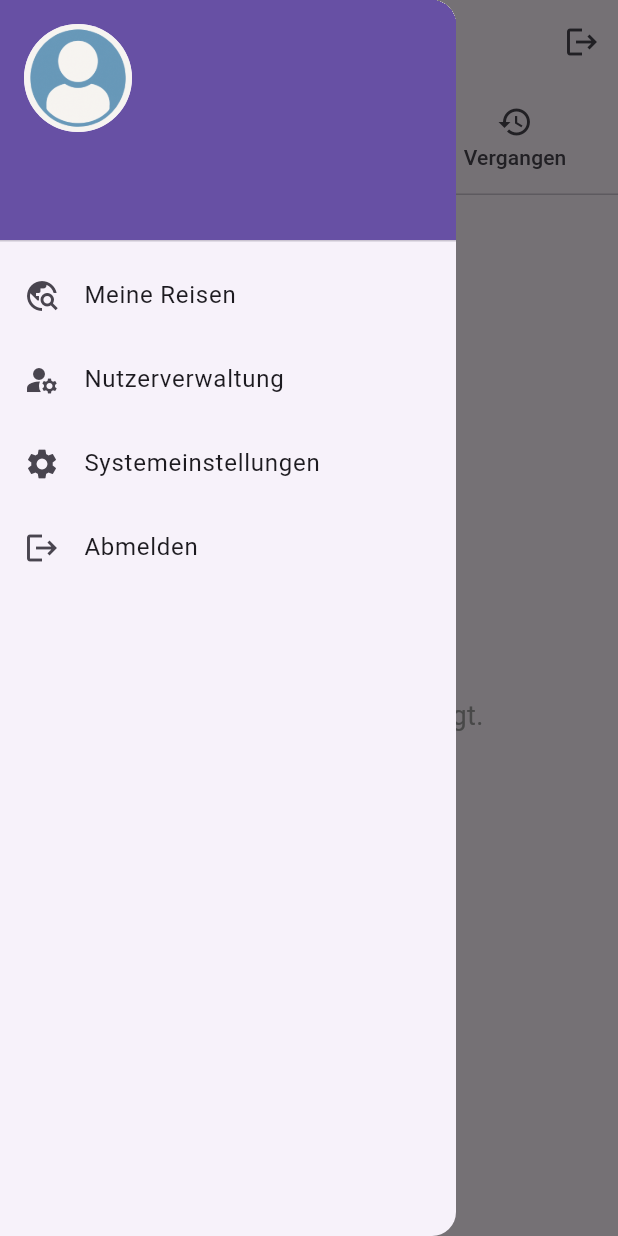
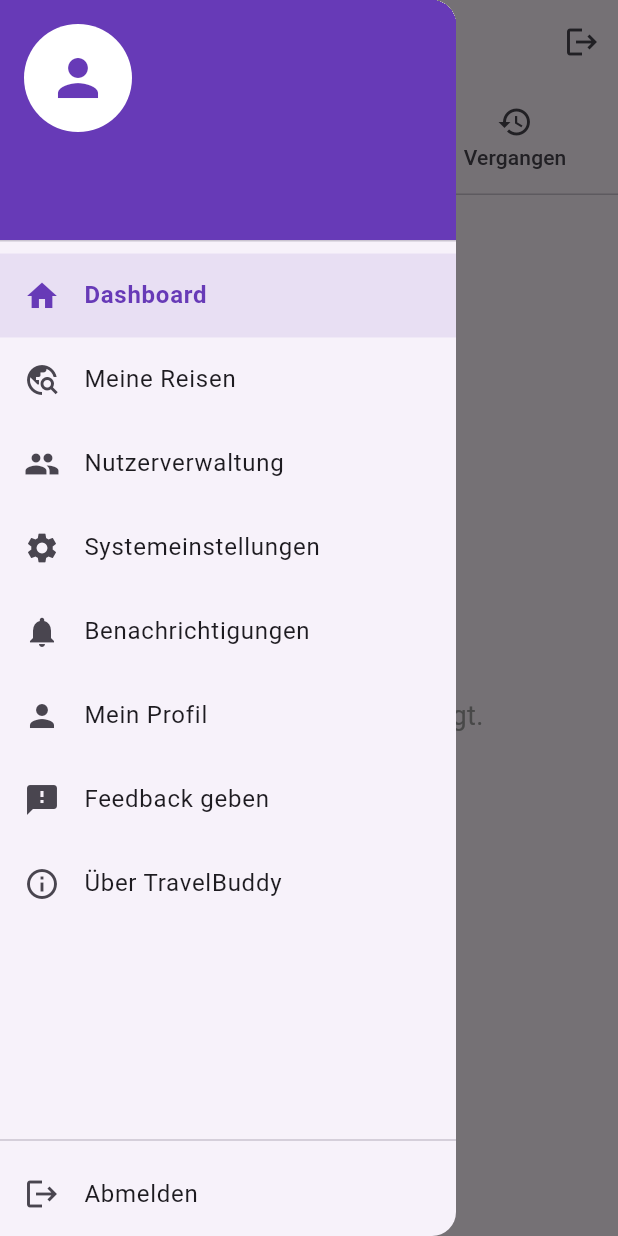
Before and after one commit to LucaDBr/TravelBuddy, a Flutter app: the WelcomePage screen opened directly, with the side drawer open, on a phone screen of 412 x 824 dp. Run offline on Flutter 3.47's test engine with Material 3 defaults, Android fonts, the phone set to English and light mode, and no system bars; our stand-ins replace cloud_firestore, firebase_auth, firebase_core, flutter_map, freezed_annotation, geocoding and 2 more; accounts and stored records are empty.

Commit message:
wieder lauffähig. Menü muss angepasst und vervollständigt werdne.

```diff
--- a/lib/main.dart
+++ b/lib/main.dart
@@ -3,33 +3,36 @@ import 'package:firebase_core/firebase_core.dart';
 import 'package:provider/provider.dart';
 
 import 'Konfig/firebase_options.dart';
-import 'LoginAndUserKonfig/login_page.dart';
-import 'LoginAndUserKonfig/system_management.dart';
+import 'shared/login_page.dart';
+import 'shared/theme_notifier.dart';
+
 void main() async {
   WidgetsFlutterBinding.ensureInitialized();
   await Firebase.initializeApp(
     options: DefaultFirebaseOptions.currentPlatform,
   );
+
   runApp(
-    ChangeNotifierProvider(
+    ChangeNotifierProvider<ThemeNotifier>(
       create: (_) => ThemeNotifier(),
-      child: const MyApp(),
+      builder: (context, _) => const AppWithTheme(), // neuer BuildContext → Provider sichtbar
     ),
   );
 }
 
-class MyApp extends StatelessWidget {
-  const MyApp({super.key});
+class AppWithTheme extends StatelessWidget {
+  const AppWithTheme({super.key});
 
   @override
   Widget build(BuildContext context) {
     final themeNotifier = Provider.of<ThemeNotifier>(context);
+
     return MaterialApp(
       title: 'TravelBuddy',
-      theme: ThemeData.light(),
-      darkTheme: ThemeData.dark(),
-      themeMode: themeNotifier.mode, // dynamisch über Provider
       debugShowCheckedModeBanner: false,
+      theme: ThemeData.light(useMaterial3: true),
+      darkTheme: ThemeData.dark(useMaterial3: true),
+      themeMode: themeNotifier.mode,
       home: const LoginPage(),
     );
   }
--- a/lib/HomePage.dart
+++ b/lib/shared/HomePage.dart
@@ -1,12 +1,15 @@
 import 'package:flutter/material.dart';
 import 'package:firebase_auth/firebase_auth.dart';
 import 'package:cloud_firestore/cloud_firestore.dart';
-import 'LoginAndUserKonfig/login_page.dart';
-import 'LoginAndUserKonfig/user_management_page.dart';
-import 'LoginAndUserKonfig/system_settings_page.dart';
-import 'reise_uebersicht_page.dart';
-import 'reise_detail_page.dart';
-import 'DBModels/trip_model.dart';
+
+import 'login_page.dart';
+import 'mein_profil_page.dart';
+import 'system_settings_page.dart';
+import '../reise_uebersicht_page.dart';
+import '../reise_detail_page.dart';
+import '../DBModels/trip_model.dart';
+import 'custom_app_drawer.dart';
+import 'custom_app_drawer.dart' show BenachrichtigungenPage, MeinProfilPage, FeedbackPage, AboutPage;
 
 class WelcomePage extends StatelessWidget {
   const WelcomePage({super.key});
@@ -17,13 +20,6 @@ class WelcomePage extends StatelessWidget {
       context,
       MaterialPageRoute(builder: (_) => const LoginPage()),
     );
-  }
-
-  DateTime? _toDate(dynamic value) {
-    if (value == null) return null;
-    if (value is Timestamp) return value.toDate();
-    if (value is String) return DateTime.tryParse(value);
-    return null;
   }
 
   Stream<List<TripModel>> ladeReisen() {
@@ -64,11 +60,6 @@ class WelcomePage extends StatelessWidget {
 
   @override
   Widget build(BuildContext context) {
-    final user = FirebaseAuth.instance.currentUser!;
-    final displayName = user.displayName ?? 'Nutzer';
-    final email = user.email ?? '-';
-    final photoUrl = user.photoURL;
-
     return DefaultTabController(
       length: 3,
       child: Scaffold(
@@ -85,31 +76,39 @@ class WelcomePage extends StatelessWidget {
             ],
           ),
         ),
-        drawer: Drawer(
-          child: ListView(
-            children: [
-              UserAccountsDrawerHeader(
-                accountName: Text(displayName),
-                accountEmail: Text(email),
-                currentAccountPicture: CircleAvatar(
-                  backgroundImage: photoUrl != null
-                      ? NetworkImage(photoUrl)
-                      : const AssetImage('assets/icon/IconProfiilpicPlaceholder.png') as ImageProvider,
-                ),
-              ),
-              _drawerItem(context, Icons.travel_explore, 'Meine Reisen', const ReiseUebersichtPage()),
-              _drawerItem(context, Icons.manage_accounts, 'Nutzerverwaltung', const UserManagementPage()),
-              _drawerItem(context, Icons.settings, 'Systemeinstellungen', const SystemSettingsPage()),
-              ListTile(
-                leading: const Icon(Icons.logout),
-                title: const Text('Abmelden'),
-                onTap: () {
-                  Navigator.pop(context);
-                  logout(context);
-                },
-              ),
-            ],
-          ),
+        drawer: CustomAppDrawer(
+          selectedRoute: '/home',
+          onNavigate: (route) {
+            Navigator.pop(context);
+            switch (route) {
+              case '/home':
+                break;
+              case '/reisen':
+                Navigator.push(context, MaterialPageRoute(builder: (_) => const ReiseUebersichtPage()));
+                break;
+              case '/nutzer':
+                Navigator.push(context, MaterialPageRoute(builder: (_) => const UserManagementPage()));
+                break;
+              case '/einstellungen':
+                Navigator.push(context, MaterialPageRoute(builder: (_) => const SystemSettingsPage()));
+                break;
+              case '/benachrichtigungen':
+                Navigator.push(context, MaterialPageRoute(builder: (_) => const BenachrichtigungenPage()));
+                break;
+              case '/profil':
+                Navigator.push(context, MaterialPageRoute(builder: (_) => const MeinProfilPage()));
+                break;
+              case '/feedback':
+                Navigator.push(context, MaterialPageRoute(builder: (_) => const FeedbackPage()));
+                break;
+              case '/about':
+                Navigator.push(context, MaterialPageRoute(builder: (_) => const AboutPage()));
+                break;
+              case '/logout':
+                logout(context);
+                break;
+            }
+          },
         ),
         body: Padding(
           padding: const EdgeInsets.all(12),
@@ -152,22 +151,7 @@ class WelcomePage extends StatelessWidget {
       ),
     );
   }
-
-  ListTile _drawerItem(BuildContext context, IconData icon, String title, Widget page) {
-    return ListTile(
-      leading: Icon(icon),
-      title: Text(title),
-      onTap: () {
-        Navigator.pop(context);
-        Navigator.push(context, MaterialPageRoute(builder: (_) => page));
-      },
-    );
-  }
 }
-
-/* -------------------------------------- */
-/* Reise-Tab-Liste mit schöner Optik      */
-/* -------------------------------------- */
 
 class ReiseTabList extends StatelessWidget {
   final List<TripModel> trips;
--- /dev/null
+++ b/lib/shared/custom_app_drawer.dart
@@ -0,0 +1,122 @@
+// CustomAppDrawer mit Navigation und zugehörigen Dummy-Seiten
+
+import 'package:flutter/material.dart';
+import 'package:firebase_auth/firebase_auth.dart';
+
+class CustomAppDrawer extends StatelessWidget {
+  final String selectedRoute;
+  final Function(String route) onNavigate;
+
+  const CustomAppDrawer({
+    super.key,
+    required this.selectedRoute,
+    required this.onNavigate,
+  });
+
+  @override
+  Widget build(BuildContext context) {
+    final user = FirebaseAuth.instance.currentUser;
+
+    return Drawer(
+      child: Column(
+        children: [
+          UserAccountsDrawerHeader(
+            decoration: const BoxDecoration(color: Colors.deepPurple),
+            accountName: Text(user?.displayName ?? 'Nutzer'),
+            accountEmail: Text(user?.email ?? '-'),
+            currentAccountPicture: const CircleAvatar(
+              backgroundColor: Colors.white,
+              child: Icon(Icons.person, size: 40, color: Colors.deepPurple),
+            ),
+          ),
+          Expanded(
+            child: ListView(
+              children: [
+                _buildTile(context, Icons.home, 'Dashboard', '/home'),
+                _buildTile(context, Icons.travel_explore, 'Meine Reisen', '/reisen'),
+                _buildTile(context, Icons.group, 'Nutzerverwaltung', '/nutzer'),
+                _buildTile(context, Icons.settings, 'Systemeinstellungen', '/einstellungen'),
+                _buildTile(context, Icons.notifications, 'Benachrichtigungen', '/benachrichtigungen'),
+                _buildTile(context, Icons.person, 'Mein Profil', '/profil'),
+                _buildTile(context, Icons.feedback, 'Feedback geben', '/feedback'),
+                _buildTile(context, Icons.info_outline, 'Über TravelBuddy', '/about'),
+              ],
+            ),
+          ),
+          const Divider(),
+          ListTile(
+            leading: const Icon(Icons.logout),
+            title: const Text('Abmelden'),
+            onTap: () => onNavigate('/logout'),
+          )
+        ],
+      ),
+    );
+  }
+
+  Widget _buildTile(BuildContext context, IconData icon, String label, String route) {
+    final selected = selectedRoute == route;
+    return ListTile(
+      leading: Icon(icon, color: selected ? Colors.deepPurple : null),
+      title: Text(
+        label,
+        style: TextStyle(
+          fontWeight: selected ? FontWeight.bold : FontWeight.normal,
+          color: selected ? Colors.deepPurple : null,
+        ),
+      ),
+      selected: selected,
+      selectedTileColor: Colors.deepPurple.withOpacity(0.1),
+      onTap: () => onNavigate(route),
+    );
+  }
+}
+
+// Dummy-Seiten zum Verlinken im Drawer
+
+class BenachrichtigungenPage extends StatelessWidget {
+  const BenachrichtigungenPage({super.key});
+  @override
+  Widget build(BuildContext context) {
+    return Scaffold(
+      appBar: AppBar(title: const Text('Benachrichtigungen')),
+      body: const Center(child: Text('Hier erscheinen Reise-Updates & Hinweise.')),
+    );
+  }
+}
+
+class MeinProfilPage extends StatelessWidget {
+  const MeinProfilPage({super.key});
+  @override
+  Widget build(BuildContext context) {
+    return Scaffold(
+      appBar: AppBar(title: const Text('Mein Profil')),
+      body: const Center(child: Text('Profil bearbeiten, Bild & Name aktualisieren.')),
+    );
+  }
+}
+
+class FeedbackPage extends StatelessWidget {
+  const FeedbackPage({super.key});
+  @override
+  Widget build(BuildContext context) {
+    return Scaffold(
+      appBar: AppBar(title: const Text('Feedback geben')),
+      body: const Center(child: Text('Wie gefällt dir TravelBuddy?')),
+    );
+  }
+}
+
+class AboutPage extends StatelessWidget {
+  const AboutPage({super.key});
+  @override
+  Widget build(BuildContext context) {
+    return Scaffold(
+      appBar: AppBar(title: const Text('Über TravelBuddy')),
+      body: const Padding(
+        padding: EdgeInsets.all(16),
+        child: Text('TravelBuddy hilft dir bei der Planung und Durchführung deiner Reisen.\nVersion: 1.0.0'),
+      ),
+    );
+  }
+}
--- /dev/null
+++ b/lib/shared/feedback_page.dart
@@ -0,0 +1,12 @@
+import 'package:flutter/material.dart';
+class FeedbackPage extends StatelessWidget {
+  const FeedbackPage({super.key});
+
+  @override
+  Widget build(BuildContext context) {
+    return Scaffold(
+      appBar: AppBar(title: const Text('Feedback geben')),
+      body: const Center(child: Text('Wie gefällt dir TravelBuddy?')),
+    );
+  }
+}
--- a/lib/LoginAndUserKonfig/login_page.dart
+++ b/lib/shared/login_page.dart
@@ -1,6 +1,6 @@
 import 'package:flutter/material.dart';
 import 'package:firebase_auth/firebase_auth.dart';
-import '../HomePage.dart';
+import 'HomePage.dart';
 
 class LoginPage extends StatefulWidget {
   const LoginPage({super.key});
```
Also changed, not shown: lib/shared/about_page.dart (added, +17 -0 lines), lib/shared/benachrichtigungs_page.dart (added, +12 -0 lines), lib/shared/system_settings_page.dart (renamed from lib/LoginAndUserKonfig/system_settings_page.dart, +13 -6 lines), lib/shared/theme_notifier.dart (renamed from lib/LoginAndUserKonfig/system_management.dart, +4 -7 lines), lib/shared/mein_profil_page.dart (renamed from lib/LoginAndUserKonfig/user_management_page.dart), 1 other file.
